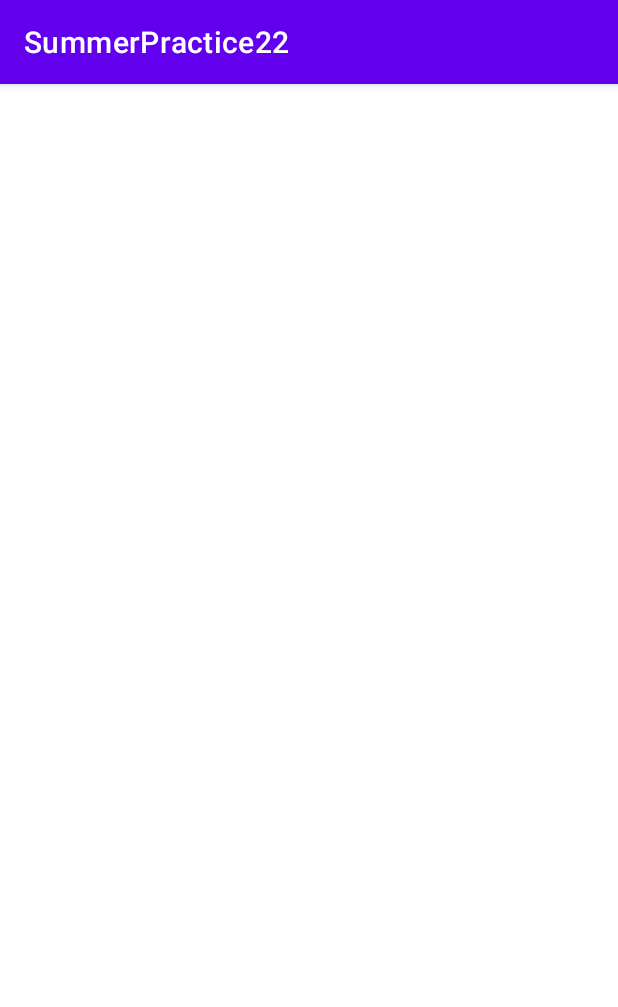
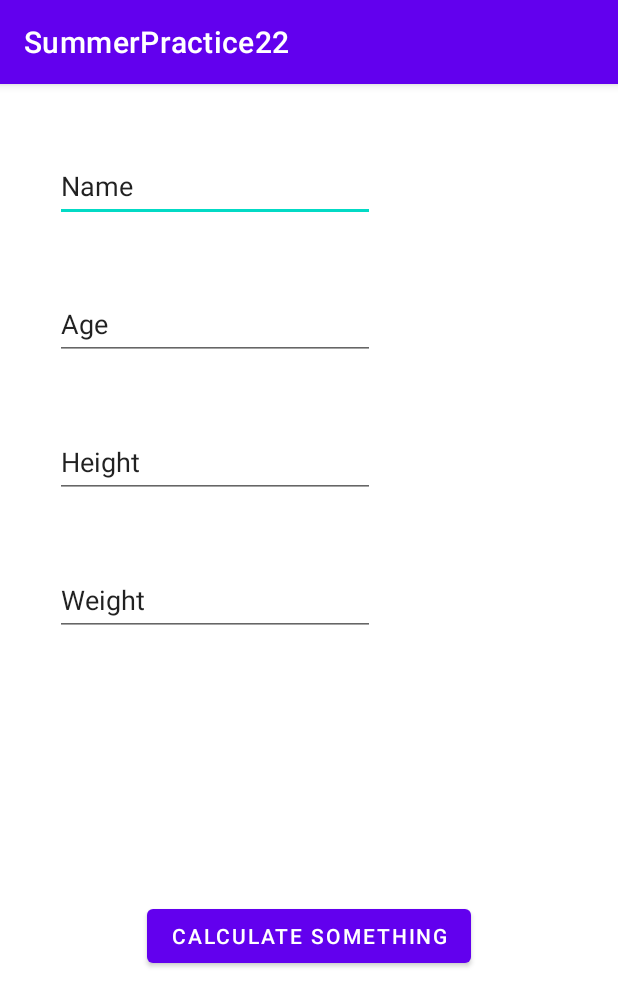
Before and after one commit to SRVergasov/androidlab_summer22, an Android app: the screen it shows after launch (MainActivity), on a phone screen of 412 x 824 dp. Shown: the top 1007 px of the screen. Run offline under Robolectric (Android 15) with nearby library versions, the phone set to English and light mode, and no system bars.

Commit message:
markup completed

```diff
--- a/app/src/main/res/layout/activity_main.xml
+++ b/app/src/main/res/layout/activity_main.xml
@@ -4,4 +4,71 @@
     xmlns:tools="http://schemas.android.com/tools"
     android:layout_width="match_parent"
     android:layout_height="match_parent"
-    tools:context=".MainActivity"/>
+    tools:context=".MainActivity">
+
+    <EditText
+        android:id="@+id/editTextTextPersonName"
+        android:layout_width="wrap_content"
+        android:layout_height="wrap_content"
+        android:layout_marginTop="44dp"
+        android:ems="10"
+        android:inputType="textPersonName"
+        android:minHeight="48dp"
+        android:text="@string/name"
+        app:layout_constraintEnd_toEndOf="parent"
+        app:layout_constraintHorizontal_bias="0.184"
+        app:layout_constraintStart_toStartOf="parent"
+        app:layout_constraintTop_toTopOf="parent" />
+
+    <EditText
+        android:id="@+id/editTextNumber"
+        android:layout_width="wrap_content"
+        android:layout_height="wrap_content"
+        android:layout_marginTop="44dp"
+        android:ems="10"
+        android:inputType="number"
+        android:minHeight="48dp"
+        android:text="@string/age"
+        app:layout_constraintEnd_toEndOf="parent"
+        app:layout_constraintHorizontal_bias="0.184"
+        app:layout_constraintStart_toStartOf="parent"
+        app:layout_constraintTop_toBottomOf="@+id/editTextTextPersonName" />
+
+    <EditText
+        android:id="@+id/editTextNumber2"
+        android:layout_width="wrap_content"
+        android:layout_height="wrap_content"
+        android:layout_marginTop="44dp"
+        android:ems="10"
+        android:inputType="number"
+        android:minHeight="48dp"
+        android:text="@string/height"
+        app:layout_constraintEnd_toEndOf="parent"
+        app:layout_constraintHorizontal_bias="0.184"
+        app:layout_constraintStart_toStartOf="parent"
+        app:layout_constraintTop_toBottomOf="@+id/editTextNumber" />
+
+    <EditText
+        android:id="@+id/editTextNumber3"
+        android:layout_width="wrap_content"
+        android:layout_height="wrap_content"
+        android:layout_marginTop="44dp"
+        android:ems="10"
+        android:inputType="number"
+        android:minHeight="48dp"
+        android:text="@string/weight"
+        app:layout_constraintEnd_toEndOf="parent"
+        app:layout_constraintHorizontal_bias="0.184"
+        app:layout_constraintStart_toStartOf="parent"
+        app:layout_constraintTop_toBottomOf="@+id/editTextNumber2" />
+
+    <Button
+        android:id="@+id/button"
+        android:layout_width="wrap_content"
+        android:layout_height="wrap_content"
+        android:text="@string/button_text"
+        app:layout_constraintBottom_toBottomOf="parent"
+        app:layout_constraintEnd_toEndOf="parent"
+        app:layout_constraintStart_toStartOf="parent"
+        app:layout_constraintTop_toBottomOf="@+id/editTextNumber3" />
+</androidx.constraintlayout.widget.ConstraintLayout>
--- a/app/src/main/res/values/strings.xml
+++ b/app/src/main/res/values/strings.xml
@@ -1,3 +1,8 @@
 <resources>
     <string name="app_name">SummerPractice22</string>
+    <string name="button_text">Calculate something</string>
+    <string name="name">Name</string>
+    <string name="age">Age</string>
+    <string name="height">Height</string>
+    <string name="weight">Weight</string>
 </resources>
```
Also changed, not shown: 1 other file.
